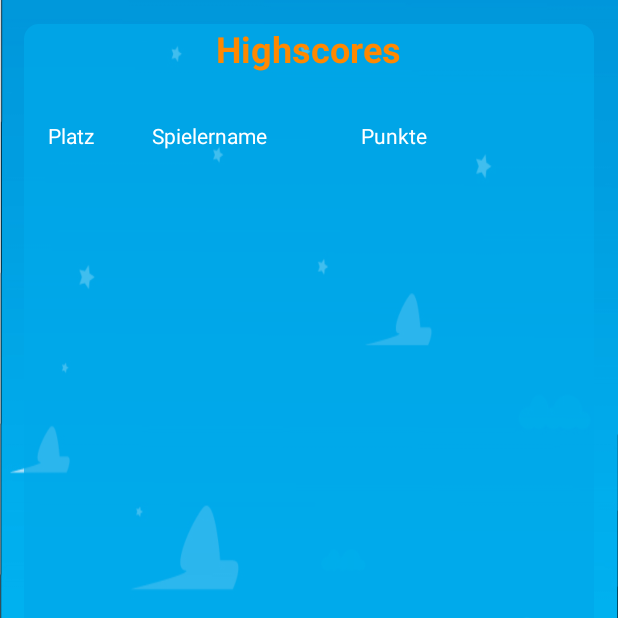
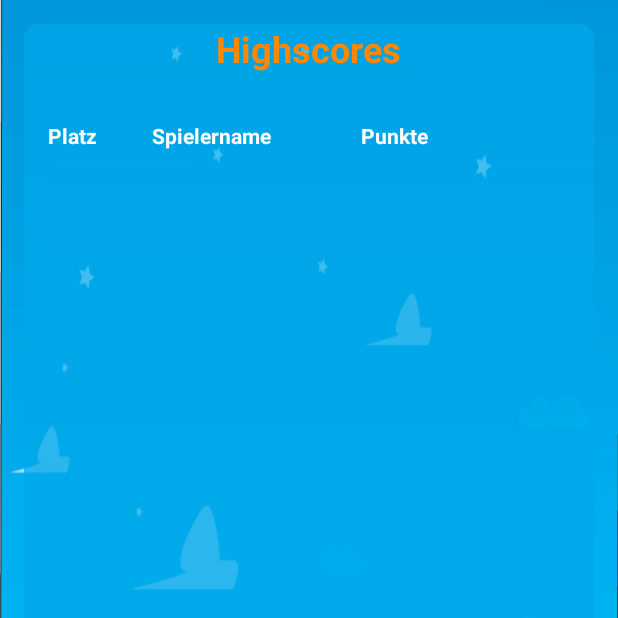
Before and after one commit to woodpeckerland/highscores_sqlite_android, an Android app: the HighscoresActivity screen opened directly, with no data from a screen before it, on a phone screen of 412 x 824 dp, the top half of it. Run offline under Robolectric (Android 15) with nearby library versions, the phone set to English and light mode, and no system bars.

Commit message:
Styling Tabelle

```diff
--- a/app/src/main/java/de/bfw/mygamemenuprojekt/HighscoresActivity.java
+++ b/app/src/main/java/de/bfw/mygamemenuprojekt/HighscoresActivity.java
@@ -1,6 +1,7 @@
 package de.bfw.mygamemenuprojekt;
 
 import android.content.Intent;
+import android.graphics.Typeface;
 import android.os.Bundle;
 import android.view.View;
 import android.widget.Button;
@@ -75,23 +76,41 @@ public class HighscoresActivity extends AppCompatActivity implements View.OnClic
 
         TextView platzTV = new TextView(this);
         platzTV.setText("Platz");
+        platzTV.setTypeface(null, Typeface.BOLD);
         platzTV.setTextColor(getResources().getColor(R.color.white, null));
         platzTV.setLayoutParams(new TableRow.LayoutParams(0, TableRow.LayoutParams.WRAP_CONTENT, 1)); // 1/3 Gewichtung
         headerRow.addView(platzTV);
 
         TextView usernameTV = new TextView(this);
         usernameTV.setText("Spielername");
+        usernameTV.setTypeface(null, Typeface.BOLD);
         usernameTV.setTextColor(getResources().getColor(R.color.white, null));
         usernameTV.setLayoutParams(new TableRow.LayoutParams(0, TableRow.LayoutParams.WRAP_CONTENT, 2)); // 1/3 Gewichtung
         headerRow.addView(usernameTV);
 
         TextView punkteTV = new TextView(this);
         punkteTV.setText("Punkte");
+        punkteTV.setTypeface(null, Typeface.BOLD);
         punkteTV.setTextColor(getResources().getColor(R.color.white, null));
         punkteTV.setLayoutParams(new TableRow.LayoutParams(0, TableRow.LayoutParams.WRAP_CONTENT, 2)); // 1/3 Gewichtung
         headerRow.addView(punkteTV);
 
         tableLayout.addView(headerRow);
+
+        // Leere Zeile erstellen
+        TableRow emptyRow = new TableRow(this);
+        emptyRow.setLayoutParams(new TableRow.LayoutParams(
+            TableRow.LayoutParams.MATCH_PARENT,
+            TableRow.LayoutParams.WRAP_CONTENT));
+
+        // Platzhalter-TextView hinzufügen (optional, falls nötig für Layout-Konsistenz)
+        TextView emptyTextView = new TextView(this);
+        emptyTextView.setText(""); // Kein Text für die Leerzeile
+        emptyTextView.setLayoutParams(new TableRow.LayoutParams(0, TableRow.LayoutParams.WRAP_CONTENT, 1));
+        emptyRow.addView(emptyTextView);
+
+        // Leere Zeile zur Tabelle hinzufügen
+        tableLayout.addView(emptyRow);
 
         // Platzierungen der Tabelle hinzufügen
         for(int i = 0; i < highscoresList.size(); i++) {
```
